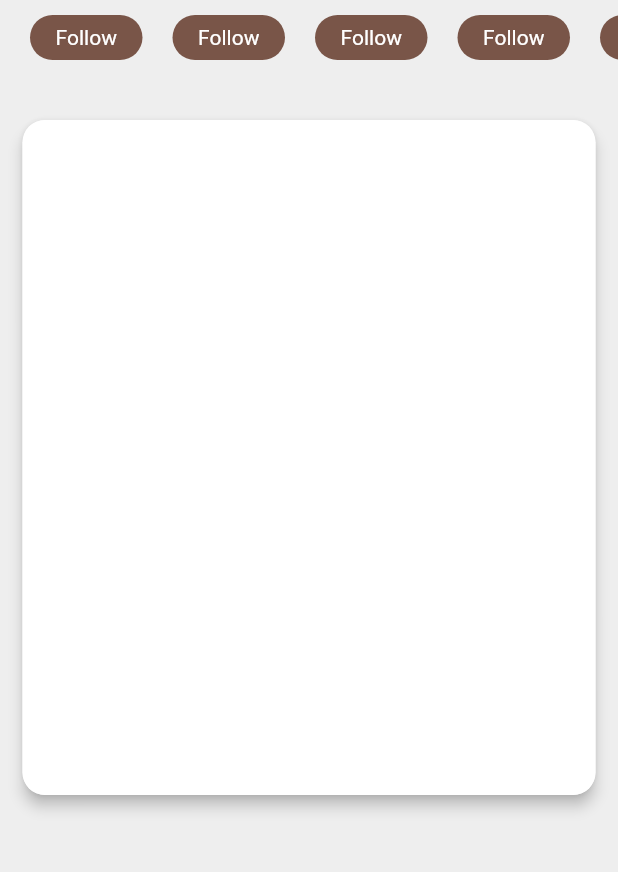
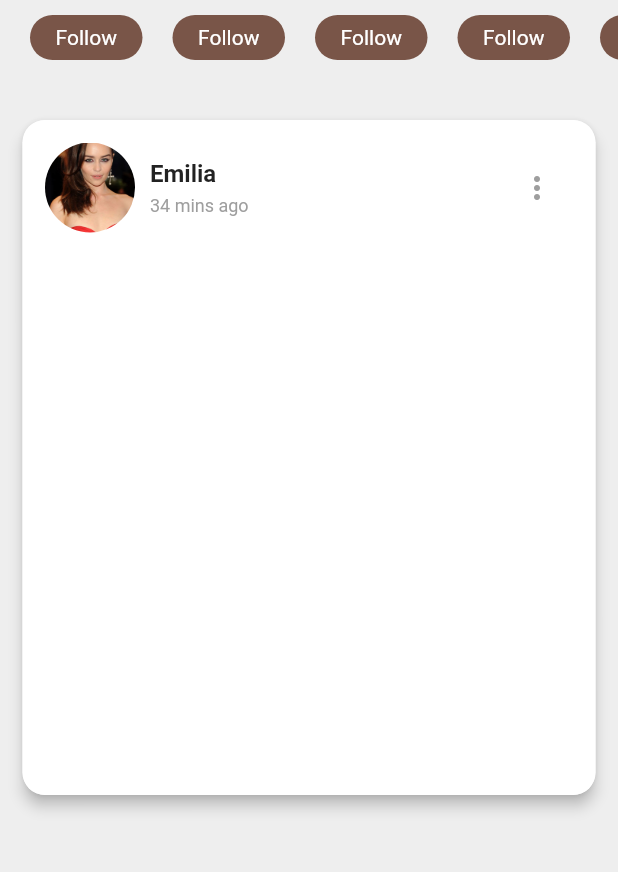
Before and after one commit to AkashRajpurohit/Flutter-Fashion-App-UI, a Flutter app: the screen it shows after launch, on a phone screen of 412 x 824 dp, the part 234-1106 px from its top. Run offline on Flutter 3.47's test engine with Material 2 defaults, Android fonts, the phone set to English and light mode, and no system bars.

Commit message:
:art: card header

```diff
--- a/lib/screens/home.dart
+++ b/lib/screens/home.dart
@@ -61,6 +61,59 @@ class _HomeState extends State<Home> {
                 decoration: BoxDecoration(
                   borderRadius: BorderRadius.circular(15.0),
                   color: Colors.white,
+                ),
+                child: Column(
+                  children: <Widget>[
+                    Row(
+                      children: <Widget>[
+                        Container(
+                          height: 60.0,
+                          width: 60.0,
+                          decoration: BoxDecoration(
+                            borderRadius: BorderRadius.circular(30.0),
+                            image: DecorationImage(
+                              image: AssetImage("assets/emilia-1.jpeg"),
+                              fit: BoxFit.cover
+                            ),
+                          ),
+                        ),
+                        SizedBox(width: 10.0),
+                        Container(
+                          width: MediaQuery.of(context).size.width - 130.0,
+                          child: Row(
+                            mainAxisAlignment: MainAxisAlignment.spaceBetween,
+                            children: <Widget>[
+                              Column(
+                                crossAxisAlignment: CrossAxisAlignment.start,
+                                children: <Widget>[
+                                  Text(
+                                    "Emilia",
+                                    style: TextStyle(
+                                      fontSize: 16.0,
+                                      fontWeight: FontWeight.bold,
+                                    ),
+                                  ),
+                                  SizedBox(height: 5.0),
+                                  Text(
+                                    "34 mins ago",
+                                    style: TextStyle(
+                                      fontSize: 12.0,
+                                      color: Colors.grey
+                                    ),
+                                  ),
+                                ],
+                              ),
+                              IconButton(
+                                icon: Icon(Icons.more_vert),
+                                color: Colors.grey,
+                                onPressed: () {},
+                              )
+                            ],
+                          ),
+                        )
+                      ],
+                    )
+                  ],
                 ),
               ),
             ),
```
